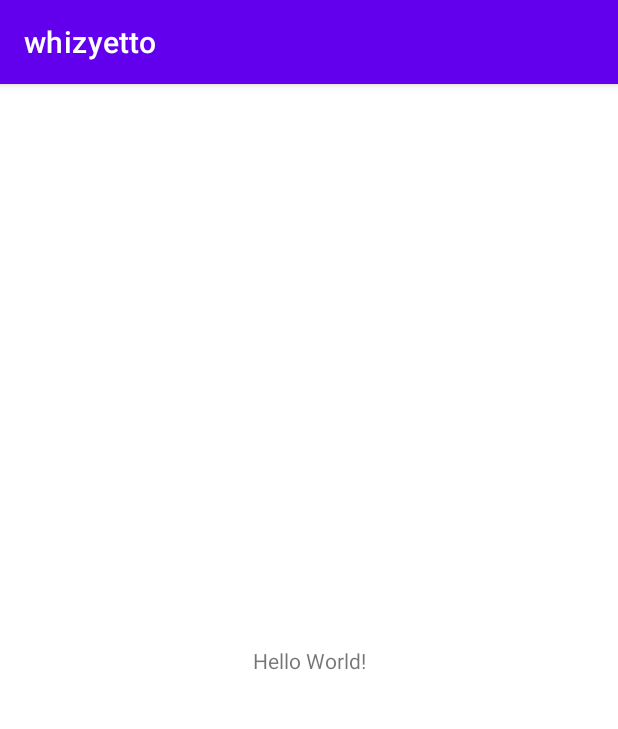
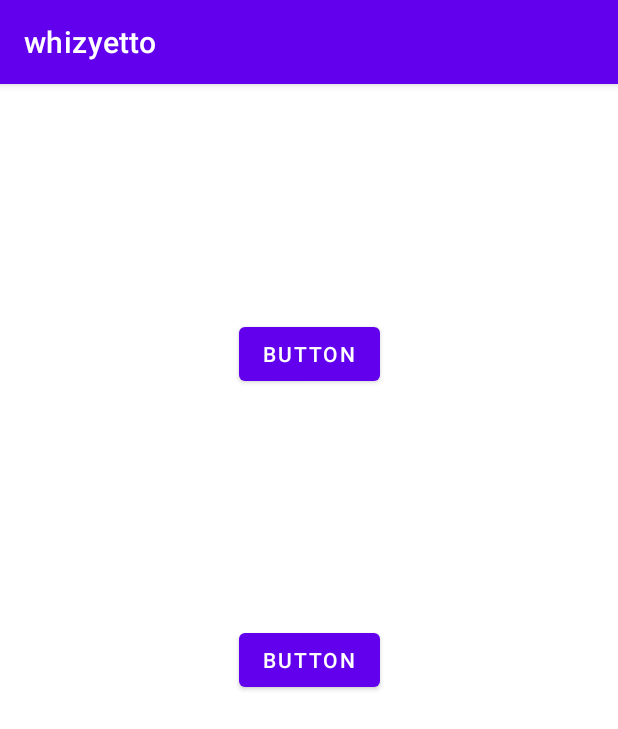
Before and after one commit to harutiro/whizyetto, an Android app: the screen it shows after launch (MainActivity), on a phone screen of 412 x 824 dp. Shown: the top 729 px of the screen. Run offline under Robolectric (Android 15) with nearby library versions, the phone set to English and light mode, and no system bars.

```diff
--- a/app/src/main/res/layout/activity_main.xml
+++ b/app/src/main/res/layout/activity_main.xml
@@ -6,13 +6,23 @@
     android:layout_height="match_parent"
     tools:context=".MainActivity">
 
-    <TextView
+    <Button
+        android:id="@+id/button"
         android:layout_width="wrap_content"
         android:layout_height="wrap_content"
-        android:text="Hello World!"
+        android:text="Button"
         app:layout_constraintBottom_toBottomOf="parent"
-        app:layout_constraintLeft_toLeftOf="parent"
-        app:layout_constraintRight_toRightOf="parent"
+        app:layout_constraintEnd_toEndOf="parent"
+        app:layout_constraintStart_toStartOf="parent"
         app:layout_constraintTop_toTopOf="parent" />
 
+    <Button
+        android:id="@+id/button2"
+        android:layout_width="wrap_content"
+        android:layout_height="wrap_content"
+        android:text="Button"
+        app:layout_constraintBottom_toTopOf="@+id/button"
+        app:layout_constraintEnd_toEndOf="parent"
+        app:layout_constraintStart_toStartOf="parent"
+        app:layout_constraintTop_toTopOf="parent" />
 </androidx.constraintlayout.widget.ConstraintLayout>
```
Also changed, not shown: app/src/main/java/app/makino/harutiro/whizyetto/MainActivity.kt (+30 -1 lines).
